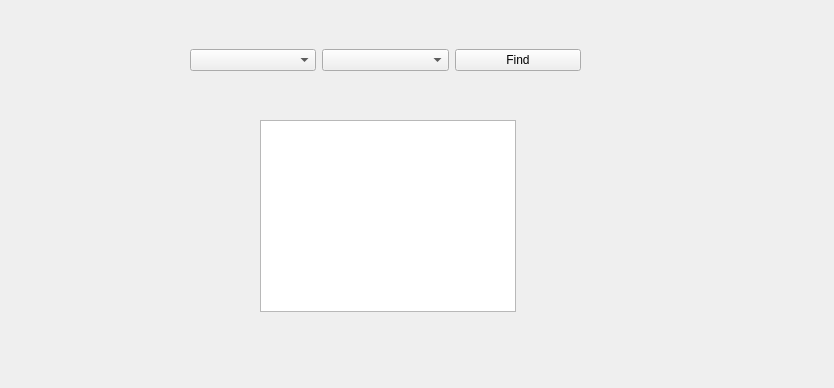
Before: the Qt Designer form Project-2-NFL/dijkstra.ui in massivemembrain/Project-2-NFL, drawn with Qt 5.
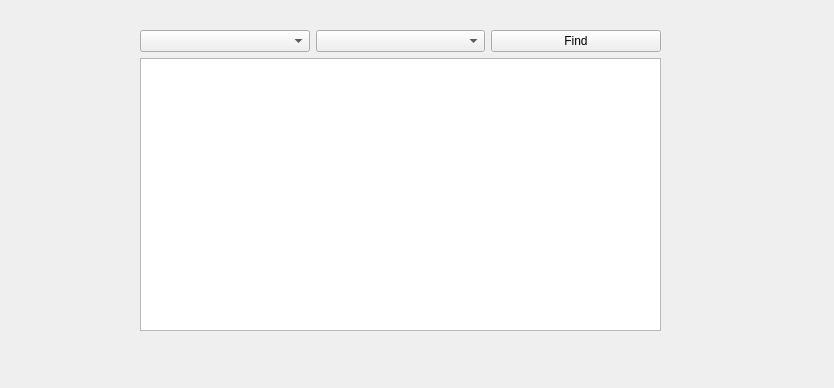
After: the same form once the commit is applied.

```diff
--- a/Project-2-NFL/dijkstra.ui
+++ b/Project-2-NFL/dijkstra.ui
@@ -13,25 +13,17 @@
   <property name="windowTitle">
    <string>Form</string>
   </property>
-  <widget class="QTextBrowser" name="textBrowser">
+  <widget class="QWidget" name="verticalLayoutWidget">
    <property name="geometry">
     <rect>
-     <x>260</x>
-     <y>120</y>
-     <width>256</width>
-     <height>192</height>
+     <x>140</x>
+     <y>30</y>
+     <width>521</width>
+     <height>301</height>
     </rect>
    </property>
-  </widget>
-  <widget class="QWidget" name="horizontalLayoutWidget">
-   <property name="geometry">
-    <rect>
-     <x>190</x>
-     <y>20</y>
-     <width>391</width>
-     <height>80</height>
-    </rect>
-   </property>
+   <layout class="QVBoxLayout" name="verticalLayout">
+    <item>
    <layout class="QHBoxLayout" name="horizontalLayout">
     <item>
      <widget class="QComboBox" name="comboBox_start"/>
@@ -45,6 +37,11 @@
        <string>Find</string>
       </property>
      </widget>
+      </item>
+     </layout>
+    </item>
+    <item>
+     <widget class="QTextBrowser" name="textBrowser"/>
     </item>
    </layout>
   </widget>
```
Lines whose indentation alone changed are shown as unchanged.
